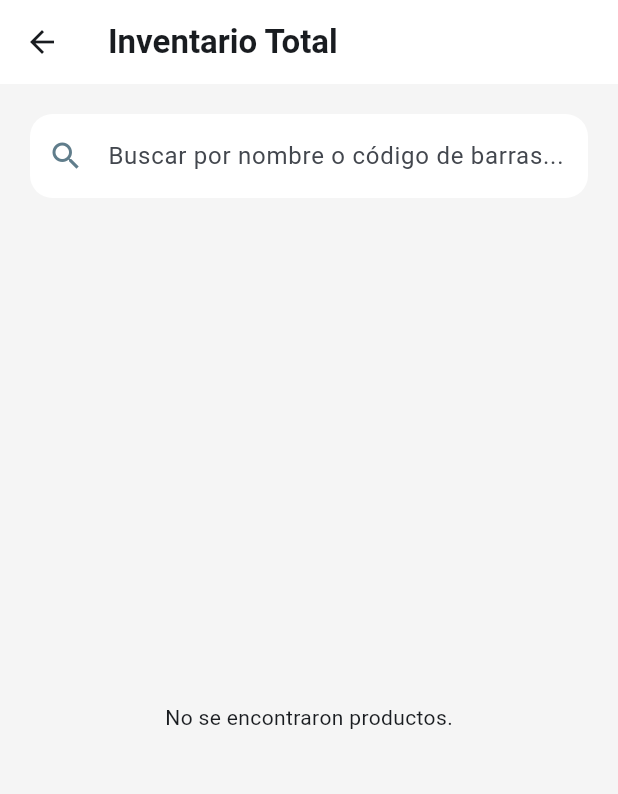
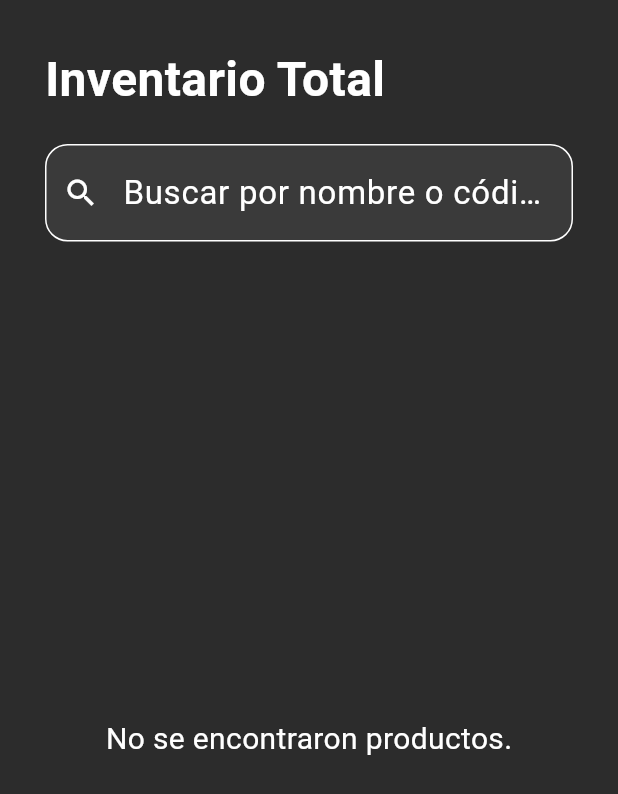
Before and after one commit to miguellunamed-sudo/CIPE, a Flutter app: the InventoryScreen screen opened directly, on a phone screen of 412 x 824 dp. Shown: the top 794 px of the screen. Run offline on Flutter 3.47's test engine with Material 3 defaults, Android fonts, the phone set to English and light mode, and no system bars; missing offline and left inert: postgres, window_manager.

Commit message:
Implementación de temas lite/ultra dark, ajuste de layout y diseño de ticket

```diff
--- a/lib/main.dart
+++ b/lib/main.dart
@@ -1,28 +1,20 @@
 import 'package:flutter/material.dart';
-import 'package:window_manager/window_manager.dart'; // <-- 1. Importamos el paquete
+import 'package:window_manager/window_manager.dart';
 import 'database/db_connection.dart';
 import 'screens/main_layout.dart';
 
 void main() async {
-  // Asegura que Flutter esté listo antes de ejecutar código nativo
   WidgetsFlutterBinding.ensureInitialized();
-
-  // 2. Inicializamos el controlador de ventanas
   await windowManager.ensureInitialized();
 
-  // 3. Configuramos cómo queremos que se comporte la ventana al arrancar
   WindowOptions windowOptions = const WindowOptions(
     title: 'Sistema Papelería',
-    center: true, // Que arranque en el centro si no está maximizada
+    center: true,
   );
 
-  // 4. Le decimos que espere a estar lista y entonces se maximice
   windowManager.waitUntilReadyToShow(windowOptions, () async {
     await windowManager.show();
     await windowManager.focus();
-
-    // Aquí usamos maximize() en lugar de setFullScreen() para que
-    // la barra de tareas (Windows) o el Dock (Mac) sigan visibles y sea más cómodo.
     await windowManager.maximize();
   });
 
@@ -35,23 +27,74 @@ void main() async {
     print('❌ Error al conectar: $e');
   }
 
-  // Arrancamos la interfaz gráfica
   runApp(const PapeleriaApp());
 }
 
-class PapeleriaApp extends StatelessWidget {
+// Configuración global de accesibilidad
+const TextTheme accessibilityTextTheme = TextTheme(
+  bodyLarge: TextStyle(fontSize: 22.0),
+  bodyMedium: TextStyle(fontSize: 20.0), // Tamaño base ampliado
+  titleLarge: TextStyle(fontSize: 26.0, fontWeight: FontWeight.bold),
+  labelLarge: TextStyle(fontSize: 20.0, fontWeight: FontWeight.w600), // Botones
+);
+
+const IconThemeData accessibilityIconTheme = IconThemeData(
+  size: 36.0, // El tamaño default de Flutter es 24.0
+);
+
+// TEMA LITE DARK (Grises para menor fatiga visual)
+final ThemeData liteDarkTheme = ThemeData(
+  brightness: Brightness.dark,
+  scaffoldBackgroundColor: const Color(0xFF2C2C2C),
+  colorScheme: const ColorScheme.dark(
+    primary: Colors.blueAccent,
+    surface: Color(0xFF3A3A3A), // Contraste suave para tarjetas
+  ),
+  textTheme: accessibilityTextTheme,
+  iconTheme: accessibilityIconTheme,
+  useMaterial3: true,
+);
+
+// TEMA ULTRA DARK (Negro puro para máximo contraste)
+final ThemeData ultraDarkTheme = ThemeData(
+  brightness: Brightness.dark,
+  scaffoldBackgroundColor: Colors.black,
+  colorScheme: const ColorScheme.dark(
+    primary: Colors.blueAccent,
+    surface: Color(0xFF121212), // Casi negro
+  ),
+  textTheme: accessibilityTextTheme,
+  iconTheme: accessibilityIconTheme,
+  useMaterial3: true,
+);
+
+class PapeleriaApp extends StatefulWidget {
   const PapeleriaApp({super.key});
+
+  @override
+  State<PapeleriaApp> createState() => _PapeleriaAppState();
+}
+
+class _PapeleriaAppState extends State<PapeleriaApp> {
+  // Estado inicial del tema
+  ThemeData _currentTheme = liteDarkTheme;
+  bool _isUltraDark = false;
+
+  void toggleTheme() {
+    setState(() {
+      _isUltraDark = !_isUltraDark;
+      _currentTheme = _isUltraDark ? ultraDarkTheme : liteDarkTheme;
+    });
+  }
 
   @override
   Widget build(BuildContext context) {
     return MaterialApp(
       debugShowCheckedModeBanner: false,
       title: 'Sistema Papelería',
-      theme: ThemeData(
-        colorScheme: ColorScheme.fromSeed(seedColor: Colors.blue),
-        useMaterial3: true,
-      ),
-      home: const MainLayout(),
+      theme: _currentTheme,
+      // Pasamos la función de cambio al layout para poder activarla desde un botón
+      home: MainLayout(onThemeToggle: toggleTheme, isUltraDark: _isUltraDark),
     );
   }
 }
--- a/lib/screens/inventory_screen.dart
+++ b/lib/screens/inventory_screen.dart
@@ -20,7 +20,6 @@ class _InventoryScreenState extends State<InventoryScreen> {
     _futureProducts = fetchProducts('');
   }
 
-  // Se llama cada vez que el usuario escribe en el buscador
   void _buscar() {
     setState(() {
       _searchQuery = _searchController.text;
@@ -31,7 +30,6 @@ class _InventoryScreenState extends State<InventoryScreen> {
   Future<List<Product>> fetchProducts(String query) async {
     final conn = await DbConnection.connect();
 
-    // Consulta dinámica: Si hay texto, busca en nombre o código
     String sql = '''
       SELECT p.id_producto, p.nombre, p.codigo_barras, p.precio_venta, p.stock_actual, u.descripcion
       FROM productos p
@@ -39,7 +37,6 @@ class _InventoryScreenState extends State<InventoryScreen> {
     ''';
 
     if (query.isNotEmpty) {
-      // ILIKE ignora mayúsculas y minúsculas en PostgreSQL
       sql += " WHERE p.nombre ILIKE '%$query%' OR p.codigo_barras ILIKE '%$query%'";
     }
 
@@ -61,24 +58,25 @@ class _InventoryScreenState extends State<InventoryScreen> {
   @override
   Widget build(BuildContext context) {
     return Scaffold(
-      backgroundColor: Colors.grey[100],
-      appBar: AppBar(
-        title: const Text('Inventario Total', style: TextStyle(fontWeight: FontWeight.bold)),
-        backgroundColor: Colors.white,
-        elevation: 0,
-        scrolledUnderElevation: 0,
+      body: Padding(
+        padding: const EdgeInsets.all(30.0),
+        child: Column(
+          crossAxisAlignment: CrossAxisAlignment.start,
+          children: [
+            // Título integrado al cuerpo
+            const Text(
+              'Inventario Total',
+              style: TextStyle(fontSize: 32, fontWeight: FontWeight.bold),
             ),
-      body: Column(
-        children: [
+            const SizedBox(height: 20),
+
             // --- BARRA DE BÚSQUEDA ---
-          Padding(
-            padding: const EdgeInsets.all(20.0),
-            child: TextField(
+            TextField(
               controller: _searchController,
-              onChanged: (value) => _buscar(), // Filtra en tiempo real
+              onChanged: (value) => _buscar(),
               decoration: InputDecoration(
                 hintText: 'Buscar por nombre o código de barras...',
-                prefixIcon: const Icon(Icons.search, color: Colors.blueGrey),
+                prefixIcon: const Icon(Icons.search),
                 suffixIcon: _searchQuery.isNotEmpty
                   ? IconButton(
                       icon: const Icon(Icons.clear),
@@ -89,14 +87,13 @@ class _InventoryScreenState extends State<InventoryScreen> {
                     )
                   : null,
                 filled: true,
-                fillColor: Colors.white,
+                // fillColor quitado para que respete el modo oscuro del Theme
                 border: OutlineInputBorder(
                   borderRadius: BorderRadius.circular(15),
-                  borderSide: BorderSide.none,
                 ),
               ),
             ),
-          ),
+            const SizedBox(height: 30),
 
             // --- TABLA DE RESULTADOS ---
             Expanded(
@@ -113,11 +110,8 @@ class _InventoryScreenState extends State<InventoryScreen> {
 
                   final products = snapshot.data!;
 
-                return Padding(
-                  padding: const EdgeInsets.symmetric(horizontal: 20.0),
-                  child: Card(
-                    elevation: 4,
-                    shadowColor: Colors.black26,
+                  return Card(
+                    elevation: 6,
                     shape: RoundedRectangleBorder(borderRadius: BorderRadius.circular(15)),
                     child: ClipRRect(
                       borderRadius: BorderRadius.circular(15),
@@ -126,10 +120,9 @@ class _InventoryScreenState extends State<InventoryScreen> {
                         child: SizedBox(
                           width: double.infinity,
                           child: DataTable(
-                            headingRowColor: MaterialStateProperty.resolveWith((states) => Colors.blueGrey[50]),
-                            headingTextStyle: const TextStyle(fontWeight: FontWeight.bold, color: Colors.blueGrey, fontSize: 16),
-                            border: TableBorder(horizontalInside: BorderSide(color: Colors.grey.shade200, width: 1)),
-                            dataRowMaxHeight: 60,
+                            // Eliminamos el headingRowColor fijo para que se adapte al tema oscuro
+                            headingTextStyle: const TextStyle(fontWeight: FontWeight.bold, fontSize: 18),
+                            dataRowMaxHeight: 70, // Filas más altas para mejor lectura
                             columns: const [
                               DataColumn(label: Text('Nombre')),
                               DataColumn(label: Text('Código')),
@@ -138,13 +131,13 @@ class _InventoryScreenState extends State<InventoryScreen> {
                               DataColumn(label: Text('Ubicación')),
                             ],
                             rows: products.map((p) => DataRow(cells: [
-                              DataCell(Text(p.nombre, style: const TextStyle(fontWeight: FontWeight.w500))),
-                              DataCell(Text(p.codigoBarras ?? 'N/A', style: const TextStyle(color: Colors.grey))),
-                              DataCell(Text('\$${p.precioVenta.toStringAsFixed(2)}', style: const TextStyle(color: Colors.green, fontWeight: FontWeight.bold))),
+                              DataCell(Text(p.nombre)),
+                              DataCell(Text(p.codigoBarras ?? 'N/A')),
+                              DataCell(Text('\$${p.precioVenta.toStringAsFixed(2)}', style: const TextStyle(fontWeight: FontWeight.bold))),
                               DataCell(
                                 Text(p.stockActual.toString(),
                                   style: TextStyle(
-                                    color: p.stockActual <= 0 ? Colors.red : Colors.black,
+                                    color: p.stockActual <= 0 ? Colors.redAccent : null,
                                     fontWeight: p.stockActual <= 0 ? FontWeight.bold : FontWeight.normal
                                   )
                                 )
@@ -155,13 +148,12 @@ class _InventoryScreenState extends State<InventoryScreen> {
                         ),
                       ),
                     ),
-                  ),
                   );
                 },
               ),
             ),
-          const SizedBox(height: 20), // Espacio al fondo
           ],
+        ),
       ),
     );
   }
```
Also changed, not shown: lib/screens/entradas_screen.dart (+31 -24 lines), lib/screens/main_layout.dart (+94 -83 lines), lib/screens/ventas_screen.dart (+58 -38 lines). Lines whose indentation alone changed are shown as unchanged.
